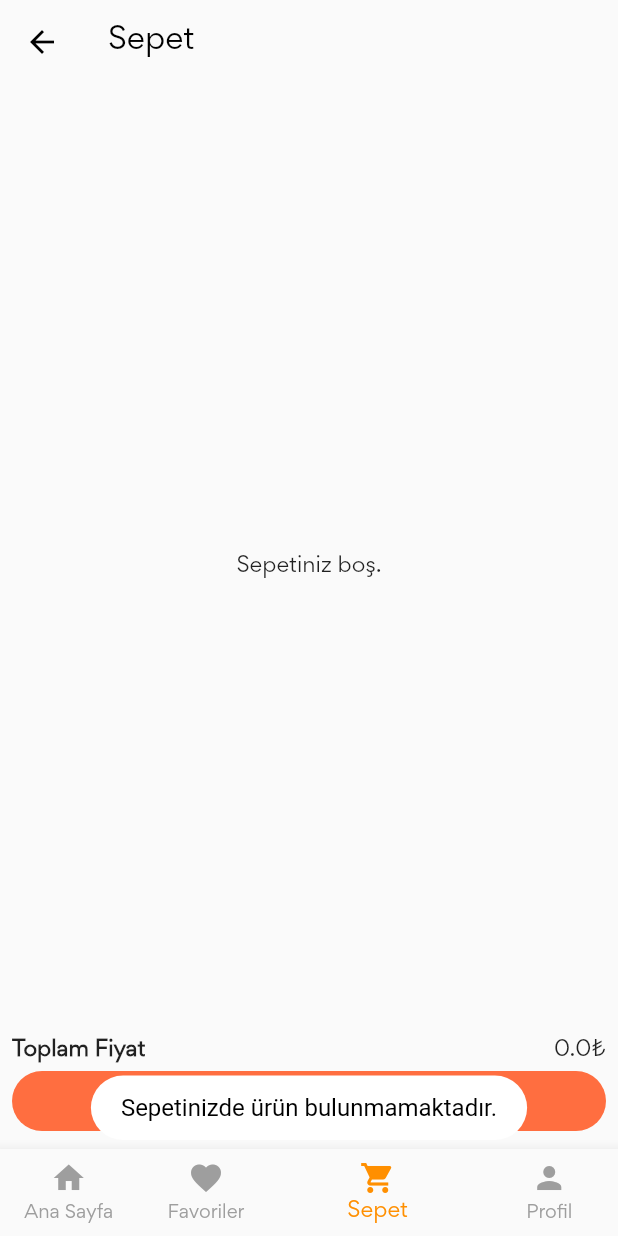
After one commit to Melike-ISIK/shop-app, a Flutter app: the BottomBarRouter screen opened by its route, item 3 of the bottom bar chosen, after a tap on "Sipariş Ver", on a phone screen of 412 x 824 dp. The commit adds this screen. Run offline on Flutter 3.47's test engine with Material 2 defaults, Android fonts, the phone set to English and light mode, and no system bars; our stand-ins replace cloud_firestore, firebase_auth, firebase_core, fluttertoast, shared_preferences, sqflite; accounts and stored records are empty; network calls fail.

Commit message:
Sepet sayfası eklendi

```diff
--- a/lib/Components/BottomBarRouter.dart
+++ b/lib/Components/BottomBarRouter.dart
@@ -1,3 +1,4 @@
+import 'package:alisveris/Screens/CartScreen.dart';
 import 'package:alisveris/Screens/FavoritesScreen.dart';
 import 'package:alisveris/Screens/HomeScreen.dart';
 import 'package:alisveris/Screens/UserProfileScreen.dart';
@@ -15,9 +16,10 @@ class _BottomBarRouterState extends State<BottomBarRouter> {
   static const TextStyle optionStyle =
   TextStyle(fontSize: 16, fontWeight: FontWeight.bold);
 
-  static List<Widget> _widgetOptions = <Widget>[
+  static const List<Widget> _widgetOptions = <Widget>[
     HomeScreen(),
     FavoritesScreen(),
+    CartScreen(),
     UserProfileScreen(),
   ];
 
@@ -44,12 +46,21 @@ class _BottomBarRouterState extends State<BottomBarRouter> {
             label: 'Favoriler',
           ),
           BottomNavigationBarItem(
+            icon: Icon(Icons.shopping_cart),
+            label: 'Sepet',
+          ),
+          BottomNavigationBarItem(
             icon: Icon(Icons.person),
             label: 'Profil',
           ),
         ],
         currentIndex: _selectedIndex,
         selectedItemColor: Colors.amber[800],
+        unselectedItemColor: Colors.grey,
+        showUnselectedLabels: true,
+        unselectedLabelStyle: TextStyle(
+            color: Colors.grey
+        ),
         onTap: _onItemTapped,
       ),
     );
--- a/lib/Helpers/FirebaseHelper.dart
+++ b/lib/Helpers/FirebaseHelper.dart
@@ -60,6 +60,41 @@ class FirebaseHelper {
         "imagePath": model.imagePath,
         "quantity": model.quantity,
         "productId": model.productId
+      });
+    } catch (e) {
+      rethrow;
+    }
+  }
+
+  Future<void> DeleteCart(ShoppingItem model) async {
+    try {
+      _firestore.collection("User")
+          .doc(_auth.currentUser?.uid)
+          .collection("cart")
+          .doc(model.docId)
+          .delete();
+    } catch (e) {
+      rethrow;
+    }
+  }
+
+  Stream<double> CalculateTotalPrice() {
+    try {
+      return _firestore
+          .collection("User")
+          .doc(_auth.currentUser?.uid)
+          .collection("cart")
+          .snapshots()
+          .map((query) {
+        double totalPrice = 0;
+
+        for (final DocumentSnapshot doc in query.docs) {
+          Map<String, dynamic> data = (doc.data() as Map<String, dynamic>);
+
+          totalPrice += data['amount'] * data['quantity'];
+        }
+
+        return totalPrice;
       });
     } catch (e) {
       rethrow;
--- /dev/null
+++ b/lib/Screens/CartScreen.dart
@@ -0,0 +1,179 @@
+import 'package:alisveris/Helpers/FirebaseHelper.dart';
+import 'package:alisveris/Helpers/ToastHelper.dart';
+import 'package:alisveris/Models/ShoppingItem.dart';
+import 'package:flutter/material.dart';
+
+class CartScreen extends StatefulWidget {
+  const CartScreen({Key? key}) : super(key: key);
+
+  @override
+  State<CartScreen> createState() => _CartScreenState();
+}
+
+class _CartScreenState extends State<CartScreen> {
+  FirebaseHelper _firebaseHelper = FirebaseHelper();
+
+  @override
+  Widget build(BuildContext context) {
+    return Scaffold(
+      appBar: CreateAppBar(),
+      body: Padding(
+        padding: const EdgeInsets.all(8.0),
+        child: Column(
+          children: [
+            Expanded(
+              child: StreamBuilder(
+                stream: _firebaseHelper.StreamCart(),
+                builder: (BuildContext context, AsyncSnapshot<List<ShoppingItem>> snapshot){
+                  if(!snapshot.hasData) return CircularProgressIndicator();
+
+                  if(snapshot.data!.isEmpty) return Center(child: const Text('Sepetiniz boş.'));
+
+                  List<ShoppingItem>? shoppingItems = snapshot.data;
+
+                  return ListView.builder(
+                    itemCount: shoppingItems?.length,
+                    itemBuilder: (context, index){
+                      ShoppingItem item = shoppingItems![index];
+
+                      return GestureDetector(
+                        onHorizontalDragEnd: (DragEndDetails? details){
+                          _firebaseHelper.DeleteCart(item);
+                        },
+                        child: ListTile(
+                          leading: Image.asset(item.imagePath),
+                          title: Text(item.name),
+                          subtitle: Text("${item.amount}₺"),
+                          trailing: Row(
+                            mainAxisSize: MainAxisSize.min,
+                            children: [
+                              IconButton(
+                                icon: Icon(Icons.remove),
+                                onPressed: (){
+                                  if(item.quantity - 1 == 0){
+                                    _firebaseHelper.DeleteCart(item);
+                                  }
+                                  else
+                                  {
+                                    _firebaseHelper.UpdateCart(ShoppingItem(
+                                        amount: item.amount,
+                                        productId: item.productId,
+                                        quantity: item.quantity - 1,
+                                        imagePath: item.imagePath,
+                                        name: item.name,
+                                        docId: item.docId
+                                    ));
+                                  }
+                                },
+                              ),
+                              SizedBox(
+                                  width: 35,
+                                  child: Text(
+                                      item.quantity.toString(),
+                                      textAlign: TextAlign.center,
+                                      style: TextStyle(
+                                          fontWeight: FontWeight.bold,
+                                          fontSize: 15
+                                      )
+                                  )
+                              ),
+                              IconButton(
+                                icon: Icon(Icons.add),
+                                onPressed: (){
+                                  _firebaseHelper.UpdateCart(ShoppingItem(
+                                      amount: item.amount,
+                                      productId: item.productId,
+                                      quantity: item.quantity + 1,
+                                      imagePath: item.imagePath,
+                                      name: item.name,
+                                      docId: item.docId
+                                  ));
+                                },
+                              ),
+
+                            ],
+                          ),
+                        ),
+                      );
+                    },
+                  );
+                },
+              ),
+            ),
+            Container(
+              child: StreamBuilder(
+                stream: _firebaseHelper.CalculateTotalPrice(),
+                builder: (BuildContext context, AsyncSnapshot<double> snapshot){
+                  if(!snapshot.hasData) CircularProgressIndicator();
+
+                  if(snapshot.data == null) return CircularProgressIndicator();
+
+                  return Column(
+                      children: [
+                        Column(
+                          mainAxisAlignment: MainAxisAlignment.spaceBetween,
+                          children: [
+                            Row(
+                              children: [
+                                Text('Toplam Fiyat', style: TextStyle(fontWeight: FontWeight.bold),),
+                                Spacer(),
+                                Text('${snapshot.data}₺'),
+                              ],
+                            ),
+                            Container(
+                                width: double.infinity,
+                                child: ElevatedButton(
+                                  style: ElevatedButton.styleFrom(
+                                      backgroundColor: Colors.deepOrangeAccent,
+                                      elevation: 0,
+                                      shape: RoundedRectangleBorder(
+                                        borderRadius: BorderRadius.circular(25),
+                                      )
+                                  ),
+                                  child: Padding(
+                                    padding: const EdgeInsets.all(10.0),
+                                    child: Text(
+                                      'Sipariş Ver',
+                                      style: TextStyle(
+                                          fontWeight: FontWeight.bold
+                                      ),
+                                    ),
+                                  ),
+                                  onPressed: (){
+                                    if(snapshot.data == 0){
+                                      ToastHelper().makeToastMessage('Sepetinizde ürün bulunmamaktadır.');
+                                    }else{
+
+                                    }
+                                  },
+                                )
+                            )
+                          ],
+                        )
+                      ]
+                  );
+                },
+              ),
+            ),
+          ],
+        ),
+      ),
+    );
+  }
+
+  AppBar CreateAppBar(){
+    return AppBar(
+      iconTheme: IconThemeData(
+          color: Colors.black
+      ),
+      title: Text(
+        'Sepet',
+        style: TextStyle(
+            color: Colors.black
+        ),
+      ),
+      elevation: 0,
+      backgroundColor: Colors.transparent,
+    );
+  }
+}
```
